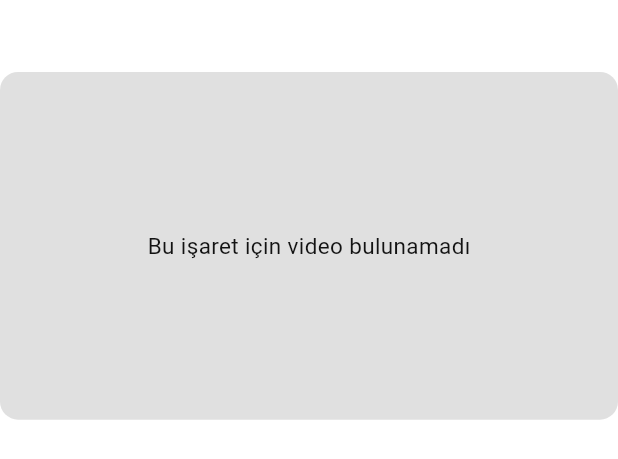
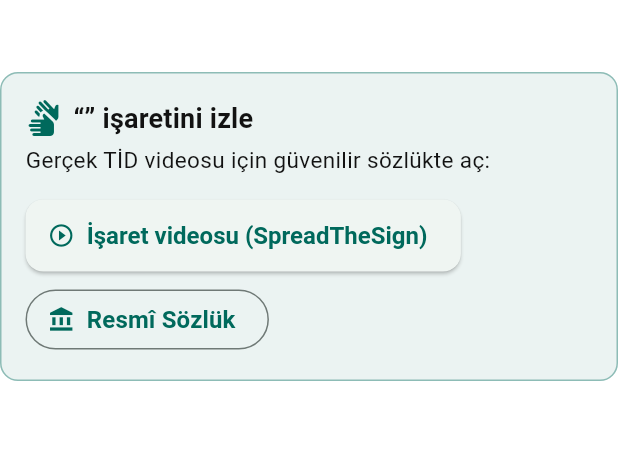
Before and after one commit to turabyagmurlu/tid_app, a Flutter app: the _WordSection widget shown alone on an empty page, opened directly with empty values, on a phone screen of 412 x 824 dp. Shown: the top 459 px of the screen. Run offline on Flutter 3.47's test engine with Material 3 defaults, Android fonts, the phone set to English and light mode, and no system bars; our stand-ins replace camera, cloud_firestore, equatable, firebase_core, flutter_bloc, video_player; accounts and stored records are empty; network calls fail.

Commit message:
Gercek isaret videolari icin sozluk linkleri (SpreadTheSign + resmi sozluk); yaniltici demo videolar kaldirildi

```diff
--- a/assets/seed/lessons_seed.json
+++ b/assets/seed/lessons_seed.json
@@ -14,13 +14,13 @@
           "regional_variants": [
             {
               "region": "İstanbul Standardı",
-              "video_full_body": "https://flutter.github.io/assets-for-api-docs/assets/videos/bee.mp4",
-              "video_lip_closeups": "https://flutter.github.io/assets-for-api-docs/assets/videos/butterfly.mp4"
+              "video_full_body": "",
+              "video_lip_closeups": ""
             },
             {
               "region": "Ankara Varyantı",
-              "video_full_body": "https://flutter.github.io/assets-for-api-docs/assets/videos/butterfly.mp4",
-              "video_lip_closeups": "https://flutter.github.io/assets-for-api-docs/assets/videos/bee.mp4"
+              "video_full_body": "",
+              "video_lip_closeups": ""
             }
           ],
           "mnemonic_tip": "Ellerinizi K harfinin iki kanadı gibi hayal edin.",
@@ -33,13 +33,13 @@
           "regional_variants": [
             {
               "region": "İstanbul Standardı",
-              "video_full_body": "https://flutter.github.io/assets-for-api-docs/assets/videos/bee.mp4",
-              "video_lip_closeups": "https://flutter.github.io/assets-for-api-docs/assets/videos/butterfly.mp4"
+              "video_full_body": "",
+              "video_lip_closeups": ""
             },
             {
               "region": "Ankara Varyantı",
-              "video_full_body": "https://flutter.github.io/assets-for-api-docs/assets/videos/butterfly.mp4",
-              "video_lip_closeups": "https://flutter.github.io/assets-for-api-docs/assets/videos/bee.mp4"
+              "video_full_body": "",
+              "video_lip_closeups": ""
             }
           ],
           "mnemonic_tip": "Parmakları avuç içine 'e' der gibi hafif kıvırın.",
@@ -60,8 +60,8 @@
           "regional_variants": [
             {
               "region": "İstanbul Standardı",
-              "video_full_body": "https://flutter.github.io/assets-for-api-docs/assets/videos/bee.mp4",
-              "video_lip_closeups": "https://flutter.github.io/assets-for-api-docs/assets/videos/butterfly.mp4"
+              "video_full_body": "",
+              "video_lip_closeups": ""
             }
           ],
           "mnemonic_tip": "Bir numara: işaret parmağı gökyüzünü gösterir.",
@@ -74,8 +74,8 @@
           "regional_variants": [
             {
               "region": "İstanbul Standardı",
-              "video_full_body": "https://flutter.github.io/assets-for-api-docs/assets/videos/bee.mp4",
-              "video_lip_closeups": "https://flutter.github.io/assets-for-api-docs/assets/videos/butterfly.mp4"
+              "video_full_body": "",
+              "video_lip_closeups": ""
             }
           ],
           "mnemonic_tip": "Zafer (V) işareti = iki.",
@@ -96,8 +96,8 @@
           "regional_variants": [
             {
               "region": "İstanbul Standardı",
-              "video_full_body": "https://flutter.github.io/assets-for-api-docs/assets/videos/bee.mp4",
-              "video_lip_closeups": "https://flutter.github.io/assets-for-api-docs/assets/videos/butterfly.mp4"
+              "video_full_body": "",
+              "video_lip_closeups": ""
             }
           ],
           "mnemonic_tip": "Asker selamı verir gibi başlayıp eli dışa açın.",
@@ -110,8 +110,8 @@
           "regional_variants": [
             {
               "region": "İstanbul Standardı",
-              "video_full_body": "https://flutter.github.io/assets-for-api-docs/assets/videos/bee.mp4",
-              "video_lip_closeups": "https://flutter.github.io/assets-for-api-docs/assets/videos/butterfly.mp4"
+              "video_full_body": "",
+              "video_lip_closeups": ""
             }
           ],
           "mnemonic_tip": "Öpücük gönderir gibi eli çeneden öne savurun.",
@@ -132,8 +132,8 @@
           "regional_variants": [
             {
               "region": "İstanbul Standardı",
-              "video_full_body": "https://flutter.github.io/assets-for-api-docs/assets/videos/bee.mp4",
-              "video_lip_closeups": "https://flutter.github.io/assets-for-api-docs/assets/videos/butterfly.mp4"
+              "video_full_body": "",
+              "video_lip_closeups": ""
             }
           ],
           "mnemonic_tip": "Anne şefkati: eli yanağa yaklaştırın.",
@@ -146,8 +146,8 @@
           "regional_variants": [
             {
               "region": "İstanbul Standardı",
-              "video_full_body": "https://flutter.github.io/assets-for-api-docs/assets/videos/bee.mp4",
-              "video_lip_closeups": "https://flutter.github.io/assets-for-api-docs/assets/videos/butterfly.mp4"
+              "video_full_body": "",
+              "video_lip_closeups": ""
             }
           ],
           "mnemonic_tip": "Baba = alın hizası (şapka siperi gibi).",
@@ -168,8 +168,8 @@
           "regional_variants": [
             {
               "region": "İstanbul Standardı",
-              "video_full_body": "https://flutter.github.io/assets-for-api-docs/assets/videos/bee.mp4",
-              "video_lip_closeups": "https://flutter.github.io/assets-for-api-docs/assets/videos/butterfly.mp4"
+              "video_full_body": "",
+              "video_lip_closeups": ""
             }
           ],
           "mnemonic_tip": "Parmak gideceği yönü işaret eder.",
@@ -182,8 +182,8 @@
           "regional_variants": [
             {
               "region": "İstanbul Standardı",
-              "video_full_body": "https://flutter.github.io/assets-for-api-docs/assets/videos/bee.mp4",
-              "video_lip_closeups": "https://flutter.github.io/assets-for-api-docs/assets/videos/butterfly.mp4"
+              "video_full_body": "",
+              "video_lip_closeups": ""
             }
           ],
           "mnemonic_tip": "Evet/hayır sorusunda kaşları kaldır, açık uçlu soruda çat.",
--- a/lib/presentation/screens/lesson_detail_screen.dart
+++ b/lib/presentation/screens/lesson_detail_screen.dart
@@ -6,13 +6,14 @@ import '../../core/constants/app_strings.dart';
 import '../../data/models/lesson_model.dart';
 import '../../data/models/regional_variant_model.dart';
 import '../../data/models/word_model.dart';
+import '../widgets/dictionary_links.dart';
 import '../widgets/dual_video_player.dart';
 import '../widgets/grammar_quiz_widget.dart';
 import 'camera_practice_screen.dart';
 
-/// Ders detay ekranı: her işaret için çift açılı video, bölgesel varyant seçici,
-/// hatırlatıcı ipucu ve ayna modu alıştırma girişi. Gramer derslerinde ek olarak
-/// sürükle-bırak benzeri sıralama alıştırması gösterir.
+/// Ders detay ekranı: her işaret için (gömülü gerçek video varsa) çift açılı
+/// oynatıcı; yoksa güvenilir sözlükte gerçek işaret videosuna yönlendiren
+/// butonlar. Ayrıca bölgesel varyant seçici, hatırlatıcı ipucu ve ayna modu.
 class LessonDetailScreen extends StatelessWidget {
   final LessonModel lesson;
   const LessonDetailScreen({super.key, required this.lesson});
@@ -101,6 +102,10 @@ class _WordSectionState extends State<_WordSection> {
     final RegionalVariant? variant =
         variants.isNotEmpty ? variants[_variantIndex] : null;
 
+    // Gömülü gerçek video var mı? (Boş/eksik URL'lerde sözlüğe yönlendirilir.)
+    final bool hasRealVideo =
+        variant != null && variant.videoFullBody.trim().isNotEmpty;
+
     return Column(
       crossAxisAlignment: CrossAxisAlignment.start,
       children: [
@@ -120,7 +125,8 @@ class _WordSectionState extends State<_WordSection> {
         ],
         const SizedBox(height: AppDimensions.md),
 
-        // Bölgesel varyant seçici (birden fazla varyant varsa)
+        // Gömülü gerçek video varsa oynat; yoksa sözlük butonlarını göster.
+        if (hasRealVideo) ...[
           if (variants.length > 1)
             _VariantSelector(
               variants: variants,
@@ -128,23 +134,20 @@ class _WordSectionState extends State<_WordSection> {
               onChanged: (i) => setState(() => _variantIndex = i),
             ),
           if (variants.length > 1) const SizedBox(height: AppDimensions.sm),
-
-        // Çift açılı video (varyant değişince key ile yeniden başlatılır)
-        if (variant != null)
           DualVideoPlayer(
-            key: ValueKey('${word.wordId}_${variant.region}'),
+            key: ValueKey('${word.wordId}_${variant!.region}'),
             fullBodyUrl: variant.videoFullBody,
             lipCloseupUrl: variant.videoLipCloseups,
-          )
-        else
-          const _NoVideo(),
+          ),
+        ] else
+          DictionaryLinks(word: word.turkishWord),
 
         const SizedBox(height: AppDimensions.md),
 
         if (word.mnemonicTip.isNotEmpty) _MnemonicCard(tip: word.mnemonicTip),
         const SizedBox(height: AppDimensions.md),
 
-        if (variant != null)
+        if (hasRealVideo && variant != null)
           SizedBox(
             width: double.infinity,
             child: ElevatedButton.icon(
@@ -251,21 +254,3 @@ class _MnemonicCard extends StatelessWidget {
     );
   }
 }
-
-class _NoVideo extends StatelessWidget {
-  const _NoVideo();
-
-  @override
-  Widget build(BuildContext context) {
-    return AspectRatio(
-      aspectRatio: 16 / 9,
-      child: Container(
-        decoration: BoxDecoration(
-          color: Colors.black12,
-          borderRadius: BorderRadius.circular(AppDimensions.radiusMd),
-        ),
-        child: const Center(child: Text('Bu işaret için video bulunamadı')),
-      ),
-    );
-  }
-}
--- /dev/null
+++ b/lib/presentation/widgets/dictionary_links.dart
@@ -0,0 +1,83 @@
+import 'package:flutter/material.dart';
+import 'package:url_launcher/url_launcher.dart';
+
+import '../../core/constants/app_colors.dart';
+import '../../core/constants/app_dimensions.dart';
+
+/// Bir kelimenin GERÇEK TİD işaret videosunu güvenilir/resmî sözlüklerde açar.
+///
+/// Not: Telif nedeniyle videolar uygulamaya gömülmez; kullanıcı doğrudan
+/// kaynağa yönlendirilir. Web'de yeni sekmede açılır.
+///  - SpreadTheSign: kelimeye birebir gider (Avrupa İşaret Dili Merkezi, TİD dahil).
+///  - Resmî Sözlük: T.C. Aile ve Sosyal Hizmetler Bakanlığı Güncel TİD Sözlüğü.
+class DictionaryLinks extends StatelessWidget {
+  final String word;
+  const DictionaryLinks({super.key, required this.word});
+
+  String get _spreadTheSignUrl =>
+      'https://www.spreadthesign.com/tr.tr/search/?q=${Uri.encodeQueryComponent(word)}';
+
+  String get _resmiSozlukUrl => 'https://tidsozluk.aile.gov.tr/';
+
+  Future<void> _open(BuildContext context, String url) async {
+    final uri = Uri.parse(url);
+    final ok = await launchUrl(uri, mode: LaunchMode.externalApplication);
+    if (!ok && context.mounted) {
+      ScaffoldMessenger.of(context).showSnackBar(
+        const SnackBar(content: Text('Bağlantı açılamadı.')),
+      );
+    }
+  }
+
+  @override
+  Widget build(BuildContext context) {
+    return Container(
+      width: double.infinity,
+      padding: const EdgeInsets.all(AppDimensions.md),
+      decoration: BoxDecoration(
+        color: AppColors.primary.withOpacity(0.08),
+        borderRadius: BorderRadius.circular(AppDimensions.radiusMd),
+        border: Border.all(color: AppColors.primary.withOpacity(0.4)),
+      ),
+      child: Column(
+        crossAxisAlignment: CrossAxisAlignment.start,
+        children: [
+          Row(
+            children: [
+              const Icon(Icons.sign_language, color: AppColors.primary),
+              const SizedBox(width: AppDimensions.sm),
+              Expanded(
+                child: Text(
+                  '“$word” işaretini izle',
+                  style: Theme.of(context).textTheme.titleMedium,
+                ),
+              ),
+            ],
+          ),
+          const SizedBox(height: AppDimensions.xs),
+          Text(
+            'Gerçek TİD videosu için güvenilir sözlükte aç:',
+            style: Theme.of(context).textTheme.bodyMedium,
+          ),
+          const SizedBox(height: AppDimensions.md),
+          Wrap(
+            spacing: AppDimensions.sm,
+            runSpacing: AppDimensions.sm,
+            children: [
+              ElevatedButton.icon(
+                onPressed: () => _open(context, _spreadTheSignUrl),
+                icon: const Icon(Icons.play_circle_outline, size: 18),
+                label: const Text('İşaret videosu (SpreadTheSign)'),
+              ),
+              OutlinedButton.icon(
+                onPressed: () => _open(context, _resmiSozlukUrl),
+                icon: const Icon(Icons.account_balance, size: 18),
+                label: const Text('Resmî Sözlük'),
+              ),
+            ],
+          ),
+        ],
+      ),
+    );
+  }
+}
--- a/pubspec.yaml
+++ b/pubspec.yaml
@@ -27,6 +27,9 @@ dependencies:
 
   intl: ^0.19.0
 
+  # Harici sözlük linklerini açmak için (SpreadTheSign / resmî TİD sözlüğü)
+  url_launcher: ^6.2.6
+
 dev_dependencies:
   flutter_test:
     sdk: flutter
```
Also changed, not shown: pubspec.lock, 2 other files. Lines whose indentation alone changed are shown as unchanged.
